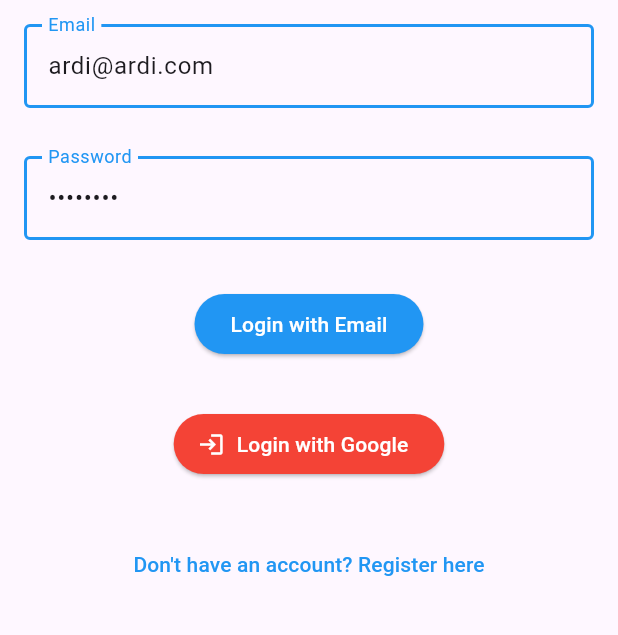
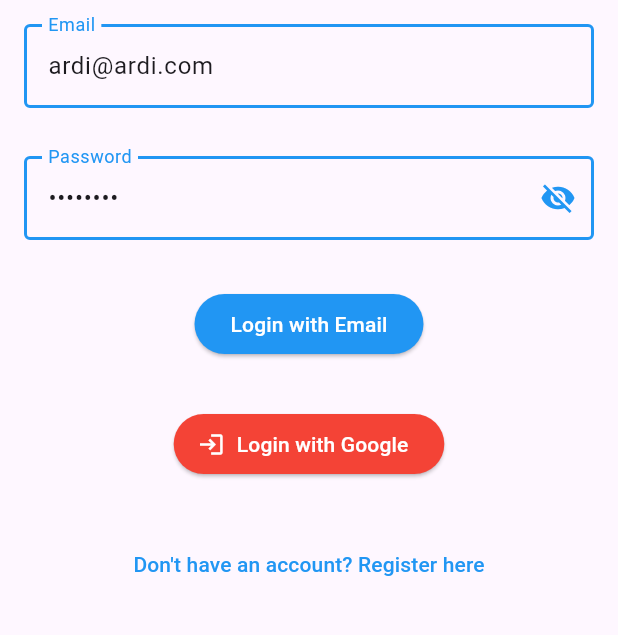
Before and after one commit to Melani055/Materium-EduPlatform, a Flutter app: the screen it shows after launch, on a phone screen of 412 x 824 dp, the part 258-893 px from its top. Run offline on Flutter 3.47's test engine with Material 3 defaults, Android fonts, the phone set to English and light mode, and no system bars; our stand-ins replace cloud_firestore, firebase_auth, firebase_core, google_fonts, google_sign_in; accounts and stored records are empty.

Commit message:
login.dart

```diff
--- a/lib/login.dart
+++ b/lib/login.dart
@@ -17,13 +17,14 @@ class Login extends StatefulWidget {
 class _LoginState extends State<Login> {
   final _formKey = GlobalKey<FormState>();
 
-  // Nilai default untuk email dan password
   TextEditingController emailController = TextEditingController(text: "ardi@ardi.com");
   TextEditingController passwordController = TextEditingController(text: "Ardi1410");
 
   final FirebaseAuth _auth = FirebaseAuth.instance;
   ThemeMode _themeMode = ThemeMode.system;
-  int _themeIndex = 1; // 0 = Dark, 1 = System, 2 = Light
+  int _themeIndex = 1;
+
+  bool _obscurePassword = true; // Menyembunyikan password secara default
 
   Future<void> _loginWithEmailPassword() async {
     try {
@@ -91,9 +92,9 @@ class _LoginState extends State<Login> {
             'Materium App',
             style: GoogleFonts.montserrat(
               textStyle: const TextStyle(
-                fontSize: 20, // Ukuran font
-                color: Colors.blue, // Warna biru
-                fontWeight: FontWeight.bold, // Bobot font (opsional)
+                fontSize: 20,
+                color: Colors.blue,
+                fontWeight: FontWeight.bold,
               ),
             ),
           ),
@@ -116,9 +117,9 @@ class _LoginState extends State<Login> {
                   _changeTheme(index);
                 },
                 children: const [
-                  Icon(Icons.dark_mode), // Dark Mode
-                  Icon(Icons.settings),  // System Default
-                  Icon(Icons.light_mode), // Light Mode
+                  Icon(Icons.dark_mode),
+                  Icon(Icons.settings),
+                  Icon(Icons.light_mode),
                 ],
               ),
             ),
@@ -132,7 +133,7 @@ class _LoginState extends State<Login> {
               crossAxisAlignment: CrossAxisAlignment.center,
               children: [
                 Image.asset(
-                  'assets/images/logo.png', // Ganti dengan path gambar Anda
+                  'assets/images/logo.png',
                   width: 100,
                   height: 100,
                 ),
@@ -163,16 +164,29 @@ class _LoginState extends State<Login> {
                   padding: const EdgeInsets.symmetric(horizontal: 8, vertical: 16),
                   child: TextFormField(
                     controller: passwordController,
-                    obscureText: true,
-                    decoration: const InputDecoration(
+                    obscureText: _obscurePassword,
+                    decoration: InputDecoration(
                       labelText: "Password",
-                      labelStyle: TextStyle(color: Colors.blue),
-                      border: OutlineInputBorder(),
-                        enabledBorder: OutlineInputBorder(
-                          borderSide: BorderSide(color: Colors.blue, width: 2.0),
+                      labelStyle: const TextStyle(color: Colors.blue),
+                      border: const OutlineInputBorder(),
+                      enabledBorder: const OutlineInputBorder(
+                        borderSide: BorderSide(color: Colors.blue, width: 2.0),
+                      ),
+                      focusedBorder: const OutlineInputBorder(
+                        borderSide: BorderSide(color: Colors.blue, width: 2.0),
+                      ),
+                      suffixIcon: IconButton(
+                        icon: Icon(
+                          _obscurePassword
+                              ? Icons.visibility_off
+                              : Icons.visibility,
+                          color: Colors.blue,
                         ),
-                      focusedBorder: OutlineInputBorder(
-                        borderSide: BorderSide(color: Colors.blue, width: 2.0),
+                        onPressed: () {
+                          setState(() {
+                            _obscurePassword = !_obscurePassword;
+                          });
+                        },
                       ),
                     ),
                     validator: (value) {
@@ -228,7 +242,7 @@ class _LoginState extends State<Login> {
                       Navigator.push(
                         context,
                         MaterialPageRoute(
-                            builder: (context) => RegisterPage()),
+                            builder: (context) => const RegisterPage()),
                       );
                     },
                     child: const Text(
```
